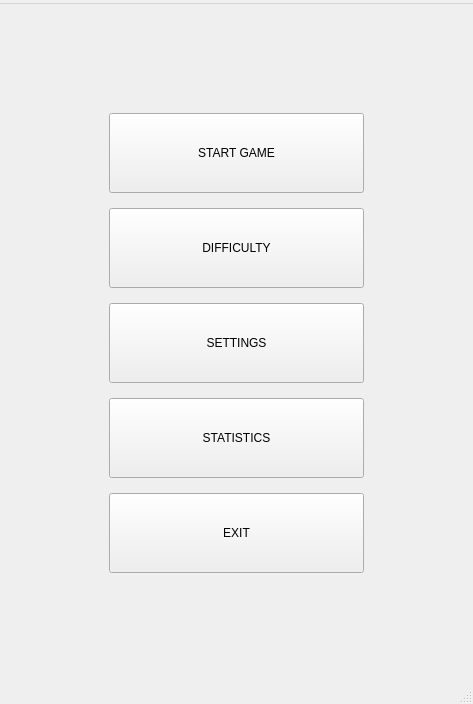
Qt form Forms/mainwindow.ui (dmitrykitty/hang-game) before a commit.
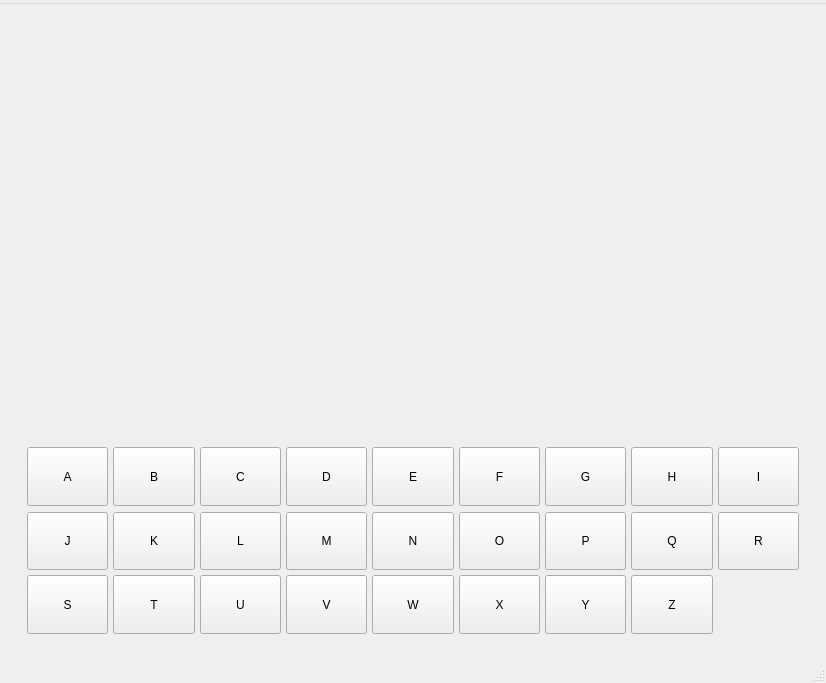
The same form after that commit. The open tabs and pages were chosen to show the change.

Patch:
```diff
--- a/Forms/mainwindow.ui
+++ b/Forms/mainwindow.ui
@@ -6,8 +6,8 @@
    <rect>
     <x>0</x>
     <y>0</y>
-    <width>473</width>
-    <height>704</height>
+    <width>826</width>
+    <height>683</height>
    </rect>
   </property>
   <property name="sizePolicy">
@@ -20,105 +20,774 @@
    <string>MainWindow</string>
   </property>
   <widget class="QWidget" name="centralwidget">
-   <layout class="QVBoxLayout" name="verticalLayout">
-    <item>
-     <layout class="QVBoxLayout" name="verticalLayout_2">
-      <property name="spacing">
-       <number>15</number>
+   <property name="sizePolicy">
+    <sizepolicy hsizetype="Preferred" vsizetype="Preferred">
+     <horstretch>0</horstretch>
+     <verstretch>0</verstretch>
+    </sizepolicy>
+   </property>
+   <property name="minimumSize">
+    <size>
+     <width>480</width>
+     <height>640</height>
+    </size>
+   </property>
+   <layout class="QGridLayout" name="gridLayout">
+    <item row="0" column="0">
+     <widget class="QStackedWidget" name="stackedWidget">
+      <property name="currentIndex">
+       <number>3</number>
       </property>
-      <property name="leftMargin">
-       <number>100</number>
-      </property>
-      <property name="topMargin">
-       <number>100</number>
-      </property>
-      <property name="rightMargin">
-       <number>100</number>
-      </property>
-      <property name="bottomMargin">
-       <number>100</number>
-      </property>
-      <item>
-       <widget class="QPushButton" name="buttonStart">
-        <property name="enabled">
-         <bool>true</bool>
-        </property>
-        <property name="sizePolicy">
-         <sizepolicy hsizetype="Preferred" vsizetype="Preferred">
-          <horstretch>0</horstretch>
-          <verstretch>0</verstretch>
-         </sizepolicy>
-        </property>
-        <property name="text">
-         <string>START GAME</string>
-        </property>
-       </widget>
-      </item>
-      <item>
-       <widget class="QPushButton" name="buttonDifficulty">
-        <property name="enabled">
-         <bool>true</bool>
-        </property>
-        <property name="sizePolicy">
-         <sizepolicy hsizetype="Preferred" vsizetype="Preferred">
-          <horstretch>0</horstretch>
-          <verstretch>0</verstretch>
-         </sizepolicy>
-        </property>
-        <property name="text">
-         <string>DIFFICULTY</string>
-        </property>
-       </widget>
-      </item>
-      <item>
-       <widget class="QPushButton" name="buttonSettings">
-        <property name="enabled">
-         <bool>true</bool>
-        </property>
-        <property name="sizePolicy">
-         <sizepolicy hsizetype="Preferred" vsizetype="Preferred">
-          <horstretch>0</horstretch>
-          <verstretch>0</verstretch>
-         </sizepolicy>
+      <widget class="QWidget" name="pageMenu">
+       <property name="enabled">
+        <bool>true</bool>
+       </property>
+       <property name="sizePolicy">
+        <sizepolicy hsizetype="Preferred" vsizetype="Preferred">
+         <horstretch>0</horstretch>
+         <verstretch>0</verstretch>
+        </sizepolicy>
+       </property>
+       <layout class="QGridLayout" name="gridLayout_2">
+        <item row="0" column="0">
+         <layout class="QVBoxLayout" name="verticalLayout_3" stretch="0,5">
+          <property name="spacing">
+           <number>0</number>
+          </property>
+          <item alignment="Qt::AlignmentFlag::AlignHCenter">
+           <widget class="QLabel" name="label_4">
+            <property name="sizePolicy">
+             <sizepolicy hsizetype="Preferred" vsizetype="Preferred">
+              <horstretch>0</horstretch>
+              <verstretch>2</verstretch>
+             </sizepolicy>
+            </property>
+            <property name="font">
+             <font>
+              <family>Comic Sans MS</family>
+              <pointsize>28</pointsize>
+              <bold>true</bold>
+             </font>
+            </property>
+            <property name="toolTipDuration">
+             <number>-1</number>
+            </property>
+            <property name="text">
+             <string>THE HANGMAN</string>
+            </property>
+           </widget>
+          </item>
+          <item>
+           <widget class="QWidget" name="buttonsWidget" native="true">
+            <property name="sizePolicy">
+             <sizepolicy hsizetype="Preferred" vsizetype="Preferred">
+              <horstretch>0</horstretch>
+              <verstretch>0</verstretch>
+             </sizepolicy>
+            </property>
+            <layout class="QVBoxLayout" name="verticalLayout">
+             <item>
+              <layout class="QVBoxLayout" name="verticalLayout_2">
+               <property name="spacing">
+                <number>15</number>
+               </property>
+               <property name="leftMargin">
+                <number>50</number>
+               </property>
+               <property name="rightMargin">
+                <number>50</number>
+               </property>
+               <item>
+                <widget class="QPushButton" name="buttonStart">
+                 <property name="enabled">
+                  <bool>true</bool>
+                 </property>
+                 <property name="sizePolicy">
+                  <sizepolicy hsizetype="Preferred" vsizetype="Preferred">
+                   <horstretch>0</horstretch>
+                   <verstretch>0</verstretch>
+                  </sizepolicy>
+                 </property>
+                 <property name="font">
+                  <font>
+                   <family>Comic Sans MS</family>
+                   <pointsize>16</pointsize>
+                   <bold>true</bold>
+                  </font>
+                 </property>
+                 <property name="text">
+                  <string>START GAME</string>
+                 </property>
+                </widget>
+               </item>
+               <item>
+                <widget class="QPushButton" name="buttonSettings">
+                 <property name="enabled">
+                  <bool>true</bool>
+                 </property>
+                 <property name="sizePolicy">
+                  <sizepolicy hsizetype="Preferred" vsizetype="Preferred">
+                   <horstretch>0</horstretch>
+                   <verstretch>0</verstretch>
+                  </sizepolicy>
+                 </property>
+                 <property name="font">
+                  <font>
+                   <family>Comic Sans MS</family>
+                   <pointsize>16</pointsize>
+                   <bold>true</bold>
+                  </font>
+                 </property>
+                 <property name="text">
+                  <string>SETTINGS</string>
+                 </property>
+                </widget>
+               </item>
+               <item>
+                <widget class="QPushButton" name="buttonDifficulty">
+                 <property name="enabled">
+                  <bool>true</bool>
+                 </property>
+                 <property name="sizePolicy">
+                  <sizepolicy hsizetype="Preferred" vsizetype="Preferred">
+                   <horstretch>0</horstretch>
+                   <verstretch>0</verstretch>
+                  </sizepolicy>
+                 </property>
+                 <property name="font">
+                  <font>
+                   <family>Comic Sans MS</family>
+                   <pointsize>16</pointsize>
+                   <bold>true</bold>
+                  </font>
+                 </property>
+                 <property name="text">
+                  <string>DIFFICULTY</string>
+                 </property>
+                </widget>
+               </item>
+               <item>
+                <widget class="QPushButton" name="buttonStatistics">
+                 <property name="enabled">
+                  <bool>true</bool>
+                 </property>
+                 <property name="sizePolicy">
+                  <sizepolicy hsizetype="Preferred" vsizetype="Preferred">
+                   <horstretch>0</horstretch>
+                   <verstretch>0</verstretch>
+                  </sizepolicy>
+                 </property>
+                 <property name="font">
+                  <font>
+                   <family>Comic Sans MS</family>
+                   <pointsize>16</pointsize>
+                   <bold>true</bold>
+                  </font>
+                 </property>
+                 <property name="text">
+                  <string>STATISTICS</string>
+                 </property>
+                </widget>
+               </item>
+               <item>
+                <widget class="QPushButton" name="buttonExit">
+                 <property name="enabled">
+                  <bool>true</bool>
+                 </property>
+                 <property name="sizePolicy">
+                  <sizepolicy hsizetype="Preferred" vsizetype="Preferred">
+                   <horstretch>0</horstretch>
+                   <verstretch>0</verstretch>
+                  </sizepolicy>
+                 </property>
+                 <property name="font">
+                  <font>
+                   <family>Comic Sans MS</family>
+                   <pointsize>16</pointsize>
+                   <bold>true</bold>
+                  </font>
+                 </property>
+                 <property name="cursor">
+                  <cursorShape>ArrowCursor</cursorShape>
+                 </property>
+                 <property name="text">
+                  <string>EXIT</string>
+                 </property>
+                </widget>
+               </item>
+              </layout>
+             </item>
+            </layout>
+           </widget>
+          </item>
+         </layout>
+        </item>
+       </layout>
+      </widget>
+      <widget class="QWidget" name="pageGame">
+       <layout class="QVBoxLayout" name="verticalLayout_7" stretch="0,0,0">
+        <item>
+         <spacer name="verticalSpacer">
+          <property name="orientation">
+           <enum>Qt::Orientation::Vertical</enum>
+          </property>
+          <property name="sizeHint" stdset="0">
+           <size>
+            <width>20</width>
+            <height>40</height>
+           </size>
+          </property>
+         </spacer>
+        </item>
+        <item>
+         <spacer name="verticalSpacer_2">
+          <property name="orientation">
+           <enum>Qt::Orientation::Vertical</enum>
+          </property>
+          <property name="sizeHint" stdset="0">
+           <size>
+            <width>20</width>
+            <height>40</height>
+           </size>
+          </property>
+         </spacer>
+        </item>
+        <item>
+         <widget class="QWidget" name="keyboardWidget" native="true">
+          <layout class="QGridLayout" name="gridLayout_3" rowminimumheight="1,1,1,1,1,1">
+           <property name="spacing">
+            <number>5</number>
+           </property>
+           <item row="4" column="5">
+            <widget class="QPushButton" name="buttonO">
+             <property name="sizePolicy">
+              <sizepolicy hsizetype="Preferred" vsizetype="Expanding">
+               <horstretch>0</horstretch>
+               <verstretch>0</verstretch>
+              </sizepolicy>
+             </property>
+             <property name="minimumSize">
+              <size>
+               <width>20</width>
+               <height>20</height>
+              </size>
+             </property>
+             <property name="text">
+              <string>O</string>
+             </property>
+            </widget>
+           </item>
+           <item row="5" column="4">
+            <widget class="QPushButton" name="buttonW">
+             <property name="sizePolicy">
+              <sizepolicy hsizetype="Preferred" vsizetype="Expanding">
+               <horstretch>0</horstretch>
+               <verstretch>0</verstretch>
+              </sizepolicy>
+             </property>
+             <property name="minimumSize">
+              <size>
+               <width>20</width>
+               <height>20</height>
+              </size>
+             </property>
+             <property name="text">
+              <string>W</string>
+             </property>
+            </widget>
+           </item>
+           <item row="2" column="5">
+            <widget class="QPushButton" name="buttonF">
+             <property name="sizePolicy">
+              <sizepolicy hsizetype="Preferred" vsizetype="Expanding">
+               <horstretch>0</horstretch>
+               <verstretch>0</verstretch>
+              </sizepolicy>
+             </property>
+             <property name="minimumSize">
+              <size>
+               <width>20</width>
+               <height>20</height>
+              </size>
+             </property>
+             <property name="text">
+              <string>F</string>
+             </property>
+            </widget>
+           </item>
+           <item row="4" column="4">
+            <widget class="QPushButton" name="buttonN">
+             <property name="sizePolicy">
+              <sizepolicy hsizetype="Preferred" vsizetype="Expanding">
+               <horstretch>0</horstretch>
+               <verstretch>0</verstretch>
+              </sizepolicy>
+             </property>
+             <property name="minimumSize">
+              <size>
+               <width>20</width>
+               <height>20</height>
+              </size>
+             </property>
+             <property name="text">
+              <string>N</string>
+             </property>
+            </widget>
+           </item>
+           <item row="2" column="7">
+            <widget class="QPushButton" name="buttonH">
+             <property name="sizePolicy">
+              <sizepolicy hsizetype="Preferred" vsizetype="Expanding">
+               <horstretch>0</horstretch>
+               <verstretch>0</verstretch>
+              </sizepolicy>
+             </property>
+             <property name="minimumSize">
+              <size>
+               <width>20</width>
+               <height>20</height>
+              </size>
+             </property>
+             <property name="text">
+              <string>H</string>
+             </property>
+            </widget>
+           </item>
+           <item row="4" column="3">
+            <widget class="QPushButton" name="buttonM">
+             <property name="sizePolicy">
+              <sizepolicy hsizetype="Preferred" vsizetype="Expanding">
+               <horstretch>0</horstretch>
+               <verstretch>0</verstretch>
+              </sizepolicy>
+             </property>
+             <property name="minimumSize">
+              <size>
+               <width>20</width>
+               <height>20</height>
+              </size>
+             </property>
+             <property name="text">
+              <string>M</string>
+             </property>
+            </widget>
+           </item>
+           <item row="2" column="2">
+            <widget class="QPushButton" name="buttonC">
+             <property name="sizePolicy">
+              <sizepolicy hsizetype="Preferred" vsizetype="Expanding">
+               <horstretch>0</horstretch>
+               <verstretch>0</verstretch>
+              </sizepolicy>
+             </property>
+             <property name="minimumSize">
+              <size>
+               <width>20</width>
+               <height>20</height>
+              </size>
+             </property>
+             <property name="text">
+              <string>C</string>
+             </property>
+            </widget>
+           </item>
+           <item row="2" column="8">
+            <widget class="QPushButton" name="buttonI">
+             <property name="sizePolicy">
+              <sizepolicy hsizetype="Preferred" vsizetype="Expanding">
+               <horstretch>0</horstretch>
+               <verstretch>0</verstretch>
+              </sizepolicy>
+             </property>
+             <property name="minimumSize">
+              <size>
+               <width>20</width>
+               <height>20</height>
+              </size>
+             </property>
+             <property name="text">
+              <string>I</string>
+             </property>
+            </widget>
+           </item>
+           <item row="4" column="0">
+            <widget class="QPushButton" name="buttonJ">
+             <property name="sizePolicy">
+              <sizepolicy hsizetype="Preferred" vsizetype="Expanding">
+               <horstretch>0</horstretch>
+               <verstretch>0</verstretch>
+              </sizepolicy>
+             </property>
+             <property name="minimumSize">
+              <size>
+               <width>20</width>
+               <height>20</height>
+              </size>
+             </property>
+             <property name="text">
+              <string>J</string>
+             </property>
+            </widget>
+           </item>
+           <item row="4" column="2">
+            <widget class="QPushButton" name="buttonL">
+             <property name="sizePolicy">
+              <sizepolicy hsizetype="Preferred" vsizetype="Expanding">
+               <horstretch>0</horstretch>
+               <verstretch>0</verstretch>
+              </sizepolicy>
+             </property>
+             <property name="minimumSize">
+              <size>
+               <width>20</width>
+               <height>20</height>
+              </size>
+             </property>
+             <property name="text">
+              <string>L</string>
+             </property>
+            </widget>
+           </item>
+           <item row="2" column="4">
+            <widget class="QPushButton" name="buttonE">
+             <property name="sizePolicy">
+              <sizepolicy hsizetype="Preferred" vsizetype="Expanding">
+               <horstretch>0</horstretch>
+               <verstretch>0</verstretch>
+              </sizepolicy>
+             </property>
+             <property name="minimumSize">
+              <size>
+               <width>20</width>
+               <height>20</height>
+              </size>
+             </property>
+             <property name="text">
+              <string>E</string>
+             </property>
+            </widget>
+           </item>
+           <item row="5" column="2">
+            <widget class="QPushButton" name="buttonU">
+             <property name="sizePolicy">
+              <sizepolicy hsizetype="Preferred" vsizetype="Expanding">
+               <horstretch>0</horstretch>
+               <verstretch>0</verstretch>
+              </sizepolicy>
+             </property>
+             <property name="minimumSize">
+              <size>
+               <width>20</width>
+               <height>20</height>
+              </size>
+             </property>
+             <property name="text">
+              <string>U</string>
+             </property>
+            </widget>
+           </item>
+           <item row="2" column="1">
+            <widget class="QPushButton" name="buttonB">
+             <property name="sizePolicy">
+              <sizepolicy hsizetype="Preferred" vsizetype="Expanding">
+               <horstretch>0</horstretch>
+               <verstretch>0</verstretch>
+              </sizepolicy>
+             </property>
+             <property name="minimumSize">
+              <size>
+               <width>20</width>
+               <height>20</height>
+              </size>
+             </property>
+             <property name="text">
+              <string>B</string>
+             </property>
+            </widget>
+           </item>
+           <item row="4" column="1">
+            <widget class="QPushButton" name="buttonK">
+             <property name="sizePolicy">
+              <sizepolicy hsizetype="Preferred" vsizetype="Expanding">
+               <horstretch>0</horstretch>
+               <verstretch>0</verstretch>
+              </sizepolicy>
+             </property>
+             <property name="minimumSize">
+              <size>
+               <width>20</width>
+               <height>20</height>
+              </size>
+             </property>
+             <property name="text">
+              <string>K</string>
+             </property>
+            </widget>
+           </item>
+           <item row="4" column="7">
+            <widget class="QPushButton" name="buttonQ">
+             <property name="sizePolicy">
+              <sizepolicy hsizetype="Preferred" vsizetype="Expanding">
+               <horstretch>0</horstretch>
+               <verstretch>0</verstretch>
+              </sizepolicy>
+             </property>
+             <property name="minimumSize">
+              <size>
+               <width>20</width>
+               <height>20</height>
+              </size>
+             </property>
+             <property name="text">
+              <string>Q</string>
+             </property>
+            </widget>
+           </item>
+           <item row="5" column="0">
+            <widget class="QPushButton" name="buttonS">
+             <property name="sizePolicy">
+              <sizepolicy hsizetype="Preferred" vsizetype="Expanding">
+               <horstretch>0</horstretch>
+               <verstretch>0</verstretch>
+              </sizepolicy>
+             </property>
+             <property name="minimumSize">
+              <size>
+               <width>20</width>
+               <height>20</height>
+              </size>
+             </property>
+             <property name="text">
+              <string>S</string>
+             </property>
+            </widget>
+           </item>
+           <item row="5" column="1">
+            <widget class="QPushButton" name="buttonT">
+             <property name="sizePolicy">
+              <sizepolicy hsizetype="Preferred" vsizetype="Expanding">
+               <horstretch>0</horstretch>
+               <verstretch>0</verstretch>
+              </sizepolicy>
+             </property>
+             <property name="minimumSize">
+              <size>
+               <width>20</width>
+               <height>20</height>
+              </size>
+             </property>
+             <property name="text">
+              <string>T</string>
+             </property>
+            </widget>
+           </item>
+           <item row="2" column="6">
+            <widget class="QPushButton" name="buttonG">
+             <property name="sizePolicy">
+              <sizepolicy hsizetype="Preferred" vsizetype="Expanding">
+               <horstretch>0</horstretch>
+               <verstretch>0</verstretch>
+              </sizepolicy>
+             </property>
+             <property name="minimumSize">
+              <size>
+               <width>20</width>
+               <height>20</height>
+              </size>
+             </property>
+             <property name="text">
+              <string>G</string>
+             </property>
+            </widget>
+           </item>
+           <item row="4" column="6">
+            <widget class="QPushButton" name="buttonP">
+             <property name="sizePolicy">
+              <sizepolicy hsizetype="Preferred" vsizetype="Expanding">
+               <horstretch>0</horstretch>
+               <verstretch>0</verstretch>
+              </sizepolicy>
+             </property>
+             <property name="minimumSize">
+              <size>
+               <width>20</width>
+               <height>20</height>
+              </size>
+             </property>
+             <property name="text">
+              <string>P</string>
+             </property>
+            </widget>
+           </item>
+           <item row="5" column="5">
+            <widget class="QPushButton" name="buttonX">
+             <property name="sizePolicy">
+              <sizepolicy hsizetype="Preferred" vsizetype="Expanding">
+               <horstretch>0</horstretch>
+               <verstretch>0</verstretch>
+              </sizepolicy>
+             </property>
+             <property name="minimumSize">
+              <size>
+               <width>20</width>
+               <height>20</height>
+              </size>
+             </property>
+             <property name="text">
+              <string>X</string>
+             </property>
+            </widget>
+           </item>
+           <item row="4" column="8">
+            <widget class="QPushButton" name="buttonR">
+             <property name="sizePolicy">
+              <sizepolicy hsizetype="Preferred" vsizetype="Expanding">
+               <horstretch>0</horstretch>
+               <verstretch>0</verstretch>
+              </sizepolicy>
+             </property>
+             <property name="minimumSize">
+              <size>
+               <width>20</width>
+               <height>20</height>
+              </size>
+             </property>
+             <property name="text">
+              <string>R</string>
+             </property>
+            </widget>
+           </item>
+           <item row="5" column="3">
+            <widget class="QPushButton" name="buttonV">
+             <property name="sizePolicy">
+              <sizepolicy hsizetype="Preferred" vsizetype="Expanding">
+               <horstretch>0</horstretch>
+               <verstretch>0</verstretch>
+              </sizepolicy>
+             </property>
+             <property name="minimumSize">
+              <size>
+               <width>20</width>
+               <height>20</height>
+              </size>
+             </property>
+             <property name="text">
+              <string>V</string>
+             </property>
+            </widget>
+           </item>
+           <item row="5" column="7">
+            <widget class="QPushButton" name="buttonZ">
+             <property name="sizePolicy">
+              <sizepolicy hsizetype="Preferred" vsizetype="Expanding">
+               <horstretch>0</horstretch>
+               <verstretch>0</verstretch>
+              </sizepolicy>
+             </property>
+             <property name="minimumSize">
+              <size>
+               <width>20</width>
+               <height>20</height>
+              </size>
+             </property>
+             <property name="text">
+              <string>Z</string>
+             </property>
+            </widget>
+           </item>
+           <item row="2" column="3">
+            <widget class="QPushButton" name="buttonD">
+             <property name="sizePolicy">
+              <sizepolicy hsizetype="Preferred" vsizetype="Expanding">
+               <horstretch>0</horstretch>
+               <verstretch>0</verstretch>
+              </sizepolicy>
+             </property>
+             <property name="minimumSize">
+              <size>
+               <width>20</width>
+               <height>20</height>
+              </size>
+             </property>
+             <property name="text">
+              <string>D</string>
+             </property>
+            </widget>
+           </item>
+           <item row="5" column="6">
+            <widget class="QPushButton" name="buttonY">
+             <property name="sizePolicy">
+              <sizepolicy hsizetype="Preferred" vsizetype="Expanding">
+               <horstretch>0</horstretch>
+               <verstretch>0</verstretch>
+              </sizepolicy>
+             </property>
+             <property name="minimumSize">
+              <size>
+               <width>20</width>
+               <height>20</height>
+              </size>
+             </property>
+             <property name="text">
+              <string>Y</string>
+             </property>
+            </widget>
+           </item>
+           <item row="2" column="0">
+            <widget class="QPushButton" name="buttonA">
+             <property name="sizePolicy">
+              <sizepolicy hsizetype="Preferred" vsizetype="Expanding">
+               <horstretch>0</horstretch>
+               <verstretch>0</verstretch>
+              </sizepolicy>
+             </property>
+             <property name="minimumSize">
+              <size>
+               <width>20</width>
+               <height>20</height>
+              </size>
+             </property>
+             <property name="text">
+              <string>A</string>
+             </property>
+            </widget>
+           </item>
+          </layout>
+         </widget>
+        </item>
+       </layout>
+      </widget>
+      <widget class="QWidget" name="pageStatistics">
+       <widget class="QLabel" name="label_2">
+        <property name="geometry">
+         <rect>
+          <x>140</x>
+          <y>120</y>
+          <width>63</width>
+          <height>20</height>
+         </rect>
         </property>
         <property name="text">
          <string>SETTINGS</string>
         </property>
        </widget>
-      </item>
-      <item>
-       <widget class="QPushButton" name="buttonStatistics">
-        <property name="enabled">
-         <bool>true</bool>
+      </widget>
+      <widget class="QWidget" name="pageSettings">
+       <widget class="QLabel" name="label_3">
+        <property name="geometry">
+         <rect>
+          <x>140</x>
+          <y>130</y>
+          <width>63</width>
+          <height>20</height>
+         </rect>
         </property>
-        <property name="sizePolicy">
-         <sizepolicy hsizetype="Preferred" vsizetype="Preferred">
-          <horstretch>0</horstretch>
-          <verstretch>0</verstretch>
-         </sizepolicy>
-        </property>
         <property name="text">
-         <string>STATISTICS</string>
+         <string>STATS</string>
         </property>
        </widget>
-      </item>
-      <item>
-       <widget class="QPushButton" name="buttonExit">
-        <property name="enabled">
-         <bool>true</bool>
-        </property>
-        <property name="sizePolicy">
-         <sizepolicy hsizetype="Preferred" vsizetype="Preferred">
-          <horstretch>0</horstretch>
-          <verstretch>0</verstretch>
-         </sizepolicy>
-        </property>
-        <property name="text">
-         <string>EXIT</string>
-        </property>
-       </widget>
-      </item>
-     </layout>
+      </widget>
+     </widget>
     </item>
    </layout>
   </widget>
@@ -127,7 +796,7 @@
     <rect>
      <x>0</x>
      <y>0</y>
-     <width>473</width>
+     <width>826</width>
      <height>21</height>
     </rect>
    </property>
```
